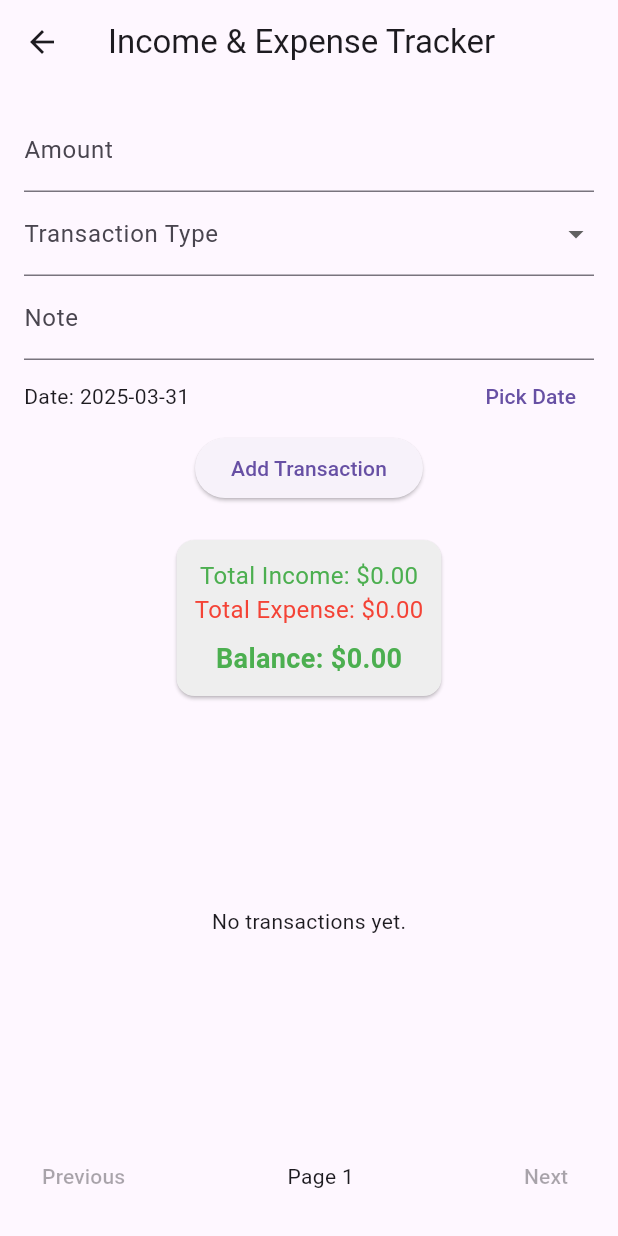
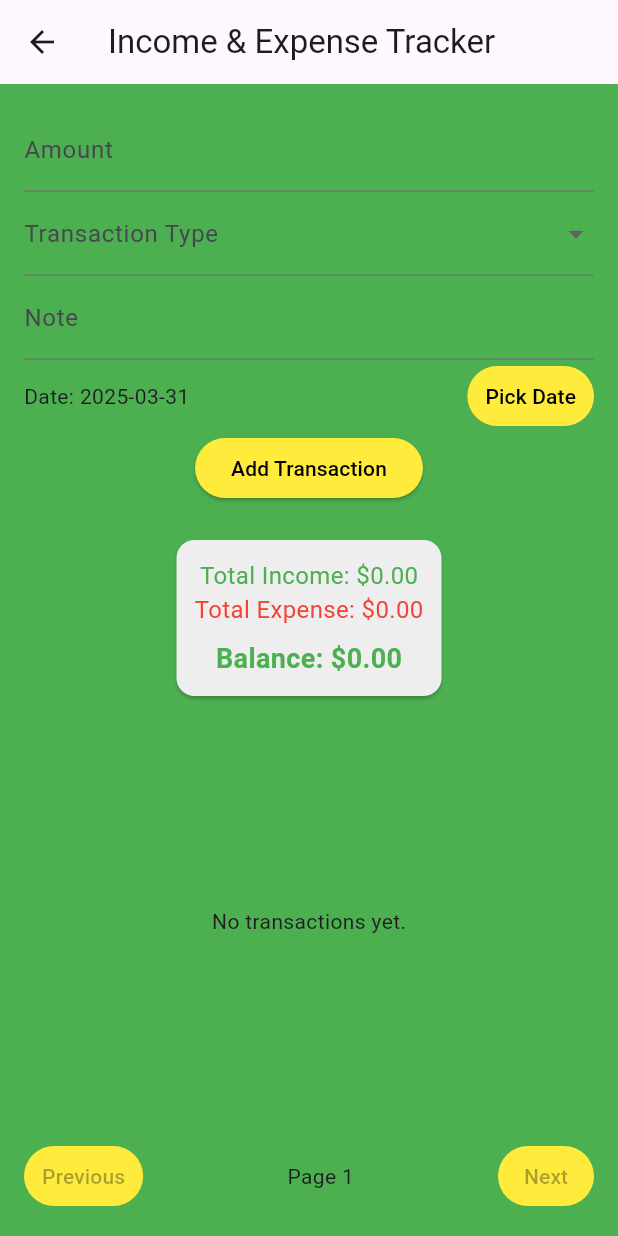
Before and after one commit to Gregory-Vaughan/MAD-Project-1_FinanceManager, a Flutter app: the screen it shows after launch, after a tap on "Income & Expense Tracker", on a phone screen of 412 x 824 dp. Run offline on Flutter 3.47's test engine with Material 3 defaults, Android fonts, the phone set to English and light mode, and no system bars; our stand-ins replace fl_chart.

Commit message:
Forgot to uncomment. Oops. -G

```diff
--- a/financemanager/lib/main.dart
+++ b/financemanager/lib/main.dart
@@ -9,35 +9,34 @@ import 'package:fl_chart/fl_chart.dart';
 void main()
 {
   runApp(const MaterialApp(home: DashboardScreen()));
-  /*
+
    runApp(MaterialApp
    (
     theme: ThemeData(
       scaffoldBackgroundColor: Colors.green,
       elevatedButtonTheme: ElevatedButtonThemeData(
         style: ElevatedButton.styleFrom(
-          backgroundColor: Colors.yellow, // Yellow background
-          foregroundColor: Colors.black,  // Black text
+          backgroundColor: Colors.yellow,
+          foregroundColor: Colors.black,
         ),
       ),
       textButtonTheme: TextButtonThemeData
       (
         style: TextButton.styleFrom(
-          foregroundColor: Colors.black, // Black text
-          backgroundColor: Colors.yellow, // Yellow button
+          foregroundColor: Colors.black,
+          backgroundColor: Colors.yellow,
         ),
       ),
       floatingActionButtonTheme: const FloatingActionButtonThemeData(
-        backgroundColor: Colors.yellow, // Yellow FAB
-        foregroundColor: Colors.black, // Black icon/text
+        backgroundColor: Colors.yellow,
+        foregroundColor: Colors.black,
       ),
-      fontFamily: 'Roboto', // Default font for app
+      fontFamily: 'Roboto',
     ),
     home: const DashboardScreen(),
   ));
 }
-  */
-}
+
 
 // ---------------------- Main Screen ----------------------
 class IncomeExpenseTracker extends StatefulWidget {
```
